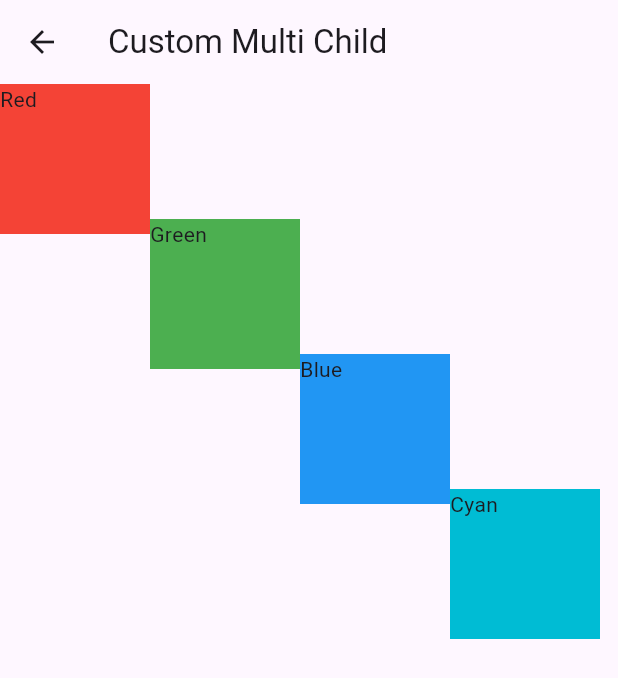
After one commit to lim6112j/flutter_widgets, a Flutter app: the screen it shows after launch, in the side drawer, after a tap on "custom multi child", on a phone screen of 412 x 824 dp. The commit adds this screen. Shown: the top 678 px of the screen. Run offline on Flutter 3.47's test engine with Material 3 defaults, Android fonts, the phone set to English and light mode, and no system bars; our stand-ins replace dio, flutter_animate, flutter_map, flutter_riverpod, go_router, latlong2 and 2 more; missing offline and left inert: flutter_resizable_container; generated files the repository leaves out were written again; statements that could not run were skipped.

Commit message:
custom multi child

```diff
--- a/apps/widgets_app/lib/components/my_menu.dart
+++ b/apps/widgets_app/lib/components/my_menu.dart
@@ -57,6 +57,12 @@ class MyMenu extends StatelessWidget {
               context.push('/future-builder');
             },
           ),
+          ListTile(
+            title: const Text('custom multi child'),
+            onTap: () {
+              context.push('/custom-multi-child');
+            },
+          ),
         ],
       ),
     );
--- /dev/null
+++ b/apps/widgets_app/lib/pages/my_custom_multi_child_page.dart
@@ -0,0 +1,86 @@
+import 'package:flutter/material.dart';
+import 'package:go_router/go_router.dart';
+class MyCustomMultiChildPage extends StatelessWidget {
+  const MyCustomMultiChildPage({super.key});
+  static const Map<String, Color> _colors = <String, Color>{
+    'Red': Colors.red,
+    'Green': Colors.green,
+    'Blue': Colors.blue,
+    'Cyan': Colors.cyan,
+  };
+  @override
+  Widget build(BuildContext context) {
+    return Scaffold(
+      appBar: AppBar(
+        title: const Text('Custom Multi Child'),
+        leading: IconButton(
+          icon: const Icon(Icons.arrow_back),
+          onPressed: () {
+            context.pop();
+          },
+        ),
+      ),
+      body: CustomMultiChildLayout(
+        delegate: _CascadeLayoutDelegate(
+          colors: _colors,
+          overlap: 10.0,
+          textDirection: Directionality.of(context),
+        ),
+        children: _colors.keys.map((String color) {
+          return LayoutId(
+            id: color,
+            child: Container(color: _colors[color], width: 100, height: 100, child: Text(color)),
+          );
+        }).toList(),
+      ),
+    );
+  }
+}
+
+class _CascadeLayoutDelegate extends MultiChildLayoutDelegate {
+  _CascadeLayoutDelegate({
+    required this.colors,
+    required this.overlap,
+    required this.textDirection,
+  });
+  final Map<String, Color> colors;
+  final double overlap;
+  final TextDirection textDirection;
+  @override
+  void performLayout(Size size) {
+    final double columnWidth = size.width / colors.length;
+    Offset childPosition = Offset.zero;
+    switch(textDirection) {
+      case TextDirection.rtl:
+        childPosition += Offset(size.width, 0);
+        break;
+      case TextDirection.ltr:
+        break;
+    }
+    for (final String color in colors.keys) {
+    final Size currentSize = layoutChild(
+      color,
+      BoxConstraints(
+        maxWidth: columnWidth,
+        maxHeight: size.height,
+    ));
+    switch(textDirection) {
+      case TextDirection.rtl:
+        positionChild(color, childPosition - Offset(currentSize.width, 0));
+        childPosition += Offset(-currentSize.width, currentSize.height - overlap);
+        break;
+      case TextDirection.ltr:
+        positionChild(color, childPosition);
+        childPosition += Offset(currentSize.width, currentSize.height - overlap);
+        break;
+    }
+  }
+  }
+
+  @override
+  bool shouldRelayout(_CascadeLayoutDelegate oldDelegate) {
+    return oldDelegate.colors != colors ||
+        oldDelegate.overlap != overlap ||
+        oldDelegate.textDirection != textDirection;
+  }
+}
--- a/apps/widgets_app/lib/pages/my_home_page.dart
+++ b/apps/widgets_app/lib/pages/my_home_page.dart
@@ -22,6 +22,7 @@ class MyHomePage extends StatefulWidget {
   @override
   State<MyHomePage> createState() => _MyHomePageState();
 }
+
 class _MyHomePageState extends State<MyHomePage> {
   late final ResizableController _controller;
 
@@ -50,11 +51,12 @@ class _MyHomePageState extends State<MyHomePage> {
       body: ResizableContainer(
         controller: _controller,
         direction: Axis.vertical,
-        divider: const ResizableDivider(color: Colors.grey, size: 3.0, thickness: 2.0),
-        children: const [
-          MyMap(),
-          DraggableScrollableSheetWidget(),
-        ],
+        divider: const ResizableDivider(
+          color: Colors.grey,
+          size: 3.0,
+          thickness: 2.0,
+        ),
+        children: const [MyMap(), DraggableScrollableSheetWidget()],
       ),
     );
   }
--- a/packages/my_dart_package/lib/routes/router.dart
+++ b/packages/my_dart_package/lib/routes/router.dart
@@ -1,6 +1,7 @@
 import 'package:go_router/go_router.dart';
 import 'package:widgets_app/pages/future_builder.dart';
 import 'package:widgets_app/pages/martix_transition_example.dart';
+import 'package:widgets_app/pages/my_custom_multi_child_page.dart';
 import 'package:widgets_app/pages/my_home_page.dart';
 import 'package:widgets_app/pages/my_setting_page.dart';
 import 'package:widgets_app/pages/map_page.dart';
@@ -43,5 +44,10 @@ final routes = GoRouter(
       name: 'future-builder',
       builder: (context, state) => const FutureBuilderExample(),
     ),
+    GoRoute(
+      path: '/custom-multi-child',
+      name: 'custom-multi-child',
+      builder: (context, state) => const MyCustomMultiChildPage(),
+    ),
   ],
 );
```
